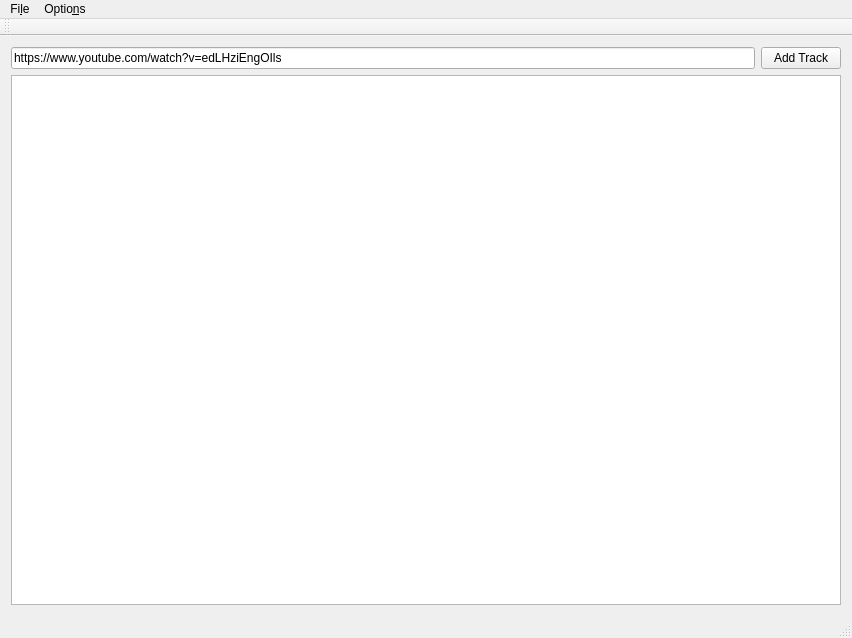
Above: mainwindow.ui from Mydayyy/MediaDownloader before the change. Below: the same form after it.
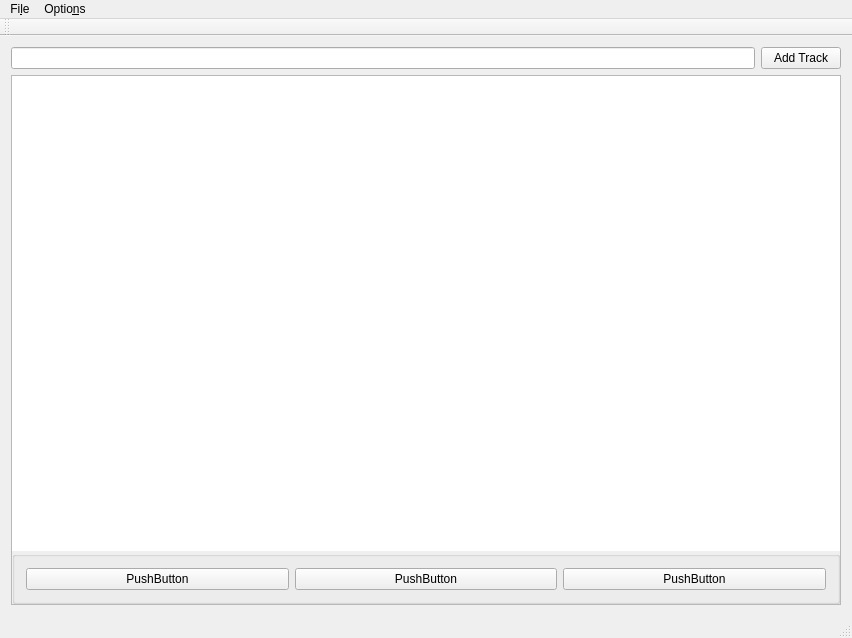
That is the form after the change.

Commit message: Added Settingspanel for tree entries

The edit to the form file:
```diff
--- a/mainwindow.ui
+++ b/mainwindow.ui
@@ -20,7 +20,7 @@
       <item>
        <widget class="QLineEdit" name="inputUrl">
         <property name="text">
-         <string>https://www.youtube.com/watch?v=edLHziEngOIls</string>
+         <string/>
         </property>
        </widget>
       </item>
@@ -37,11 +37,90 @@
      <layout class="QHBoxLayout" name="horizontalLayout_2"/>
     </item>
     <item>
-     <layout class="QGridLayout" name="gridLayout">
-      <item row="0" column="0">
-       <widget class="QTreeView" name="treeTrackView"/>
-      </item>
-     </layout>
+     <widget class="QFrame" name="frame">
+      <property name="frameShape">
+       <enum>QFrame::StyledPanel</enum>
+      </property>
+      <property name="frameShadow">
+       <enum>QFrame::Raised</enum>
+      </property>
+      <property name="lineWidth">
+       <number>1</number>
+      </property>
+      <layout class="QVBoxLayout" name="verticalLayout_3">
+       <property name="spacing">
+        <number>0</number>
+       </property>
+       <property name="leftMargin">
+        <number>0</number>
+       </property>
+       <property name="topMargin">
+        <number>0</number>
+       </property>
+       <property name="rightMargin">
+        <number>0</number>
+       </property>
+       <property name="bottomMargin">
+        <number>0</number>
+       </property>
+       <item>
+        <widget class="QTreeView" name="treeTrackView">
+         <property name="mouseTracking">
+          <bool>false</bool>
+         </property>
+         <property name="styleSheet">
+          <string notr="true">QTreeView:focus {
+	border: none;
+	outline: none;
+}
+
+QTreeView {
+	border: none;
+	outline: none;
+}
+
+QTreeView:hover {
+	border: none;
+	outline: none;
+}</string>
+         </property>
+         <property name="lineWidth">
+          <number>0</number>
+         </property>
+        </widget>
+       </item>
+       <item>
+        <widget class="QGroupBox" name="groupBox_2">
+         <layout class="QHBoxLayout" name="horizontalLayout_4">
+          <property name="spacing">
+           <number>6</number>
+          </property>
+          <item>
+           <widget class="QPushButton" name="pushButton_4">
+            <property name="text">
+             <string>PushButton</string>
+            </property>
+           </widget>
+          </item>
+          <item>
+           <widget class="QPushButton" name="pushButton_5">
+            <property name="text">
+             <string>PushButton</string>
+            </property>
+           </widget>
+          </item>
+          <item>
+           <widget class="QPushButton" name="pushButton_6">
+            <property name="text">
+             <string>PushButton</string>
+            </property>
+           </widget>
+          </item>
+         </layout>
+        </widget>
+       </item>
+      </layout>
+     </widget>
     </item>
    </layout>
   </widget>
```
Left out of the diff: 6 changed lines with no effect on the pictures. The commit also changes 10 other files.
